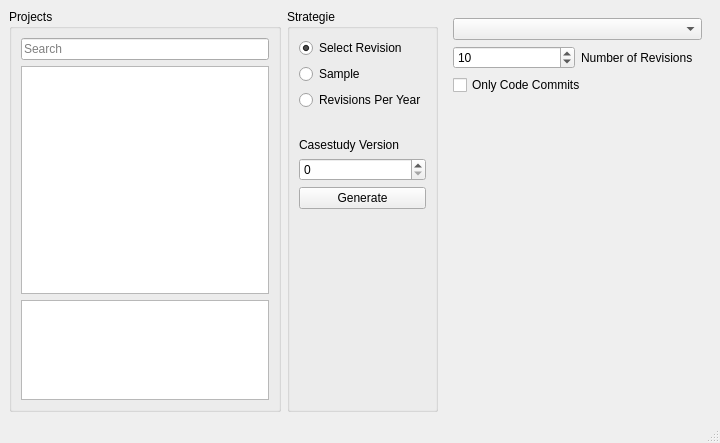
The window that uicomponents/CaseStudyGeneration.ui (se-sic/VaRA-Tool-Suite) describes before a commit, drawn with Qt 5.
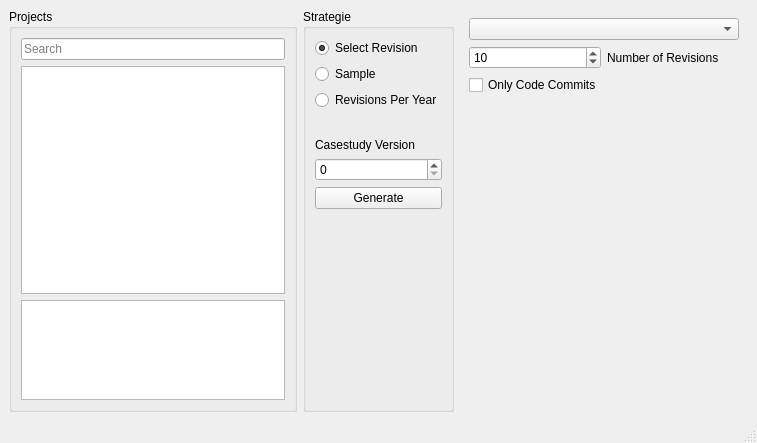
The same window after the commit. The open tabs and pages were chosen to show the change.

The edit to the form file:
```diff
--- a/uicomponents/CaseStudyGeneration.ui
+++ b/uicomponents/CaseStudyGeneration.ui
@@ -9,7 +9,7 @@
    <rect>
     <x>0</x>
     <y>0</y>
-    <width>720</width>
+    <width>757</width>
     <height>443</height>
    </rect>
   </property>
@@ -264,6 +264,12 @@
         </item>
         <item row="2" column="0">
          <widget class="QSpinBox" name="num_revs">
+          <property name="minimum">
+           <number>1</number>
+          </property>
+          <property name="maximum">
+           <number>1000000000</number>
+          </property>
           <property name="value">
            <number>10</number>
           </property>
```
Left out of the diff: 9 changed lines with no effect on the pictures.
